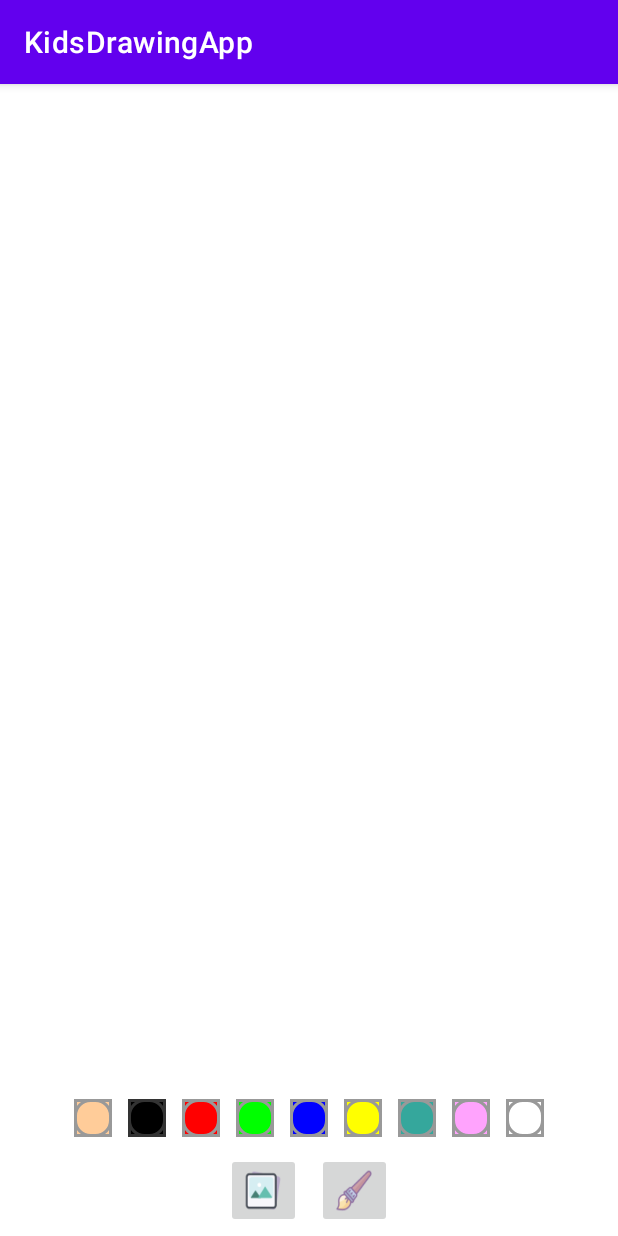
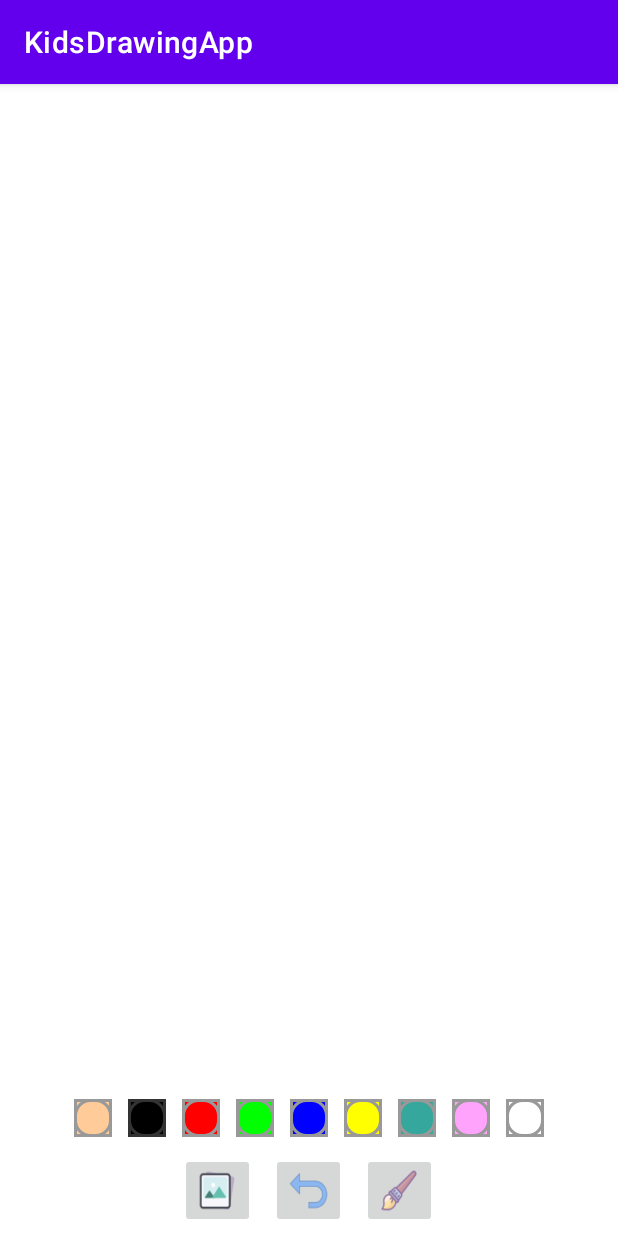
Before and after one commit to Jakarin-Jojo/KidsDrawingApp, an Android app: the screen it shows after launch (MainActivity), on a phone screen of 412 x 824 dp. Run offline under Robolectric (Android 15) with nearby library versions, the phone set to English and light mode, and no system bars.

Commit message:
:sparkles:Add an undo button and functionality :sparkles:

```diff
--- a/app/src/main/java/eu/tutorials/kidsdrawingapp/DrawingView.kt
+++ b/app/src/main/java/eu/tutorials/kidsdrawingapp/DrawingView.kt
@@ -15,13 +15,20 @@ class DrawingView(context: Context, attrs: AttributeSet) : View(context,attrs) {
     private var mCanvasPaint: Paint? = null
     private var mBrushSize: Float = 0.toFloat()
     private var color = Color.BLACK
+
     private var canvas: Canvas? = null
     private val mPaths =ArrayList<CustomPath>()
+    private val mUndoPaths =ArrayList<CustomPath>()
 
     init{
         setUpDrawing()
     }
-
+    fun onClickUndo(){
+        if(mPaths.size > 0){
+            mUndoPaths.add(mPaths.removeAt(mPaths.size - 1))
+            invalidate()
+        }
+    }
     private fun setUpDrawing() {
         mDrawPaint = Paint()
         mDrawPath = CustomPath(color, mBrushSize)
--- a/app/src/main/java/eu/tutorials/kidsdrawingapp/MainActivity.kt
+++ b/app/src/main/java/eu/tutorials/kidsdrawingapp/MainActivity.kt
@@ -75,6 +75,11 @@ class MainActivity : AppCompatActivity() {
             requestStoragePermission()
 
         }
+
+        val ibUndo :ImageButton = findViewById(R.id.ib_undo)
+        ibUndo.setOnClickListener{
+            drawingView?.onClickUndo()
+        }
     }
 
     private fun showBrushSizeChooserDialog(){
--- a/app/src/main/res/layout/activity_main.xml
+++ b/app/src/main/res/layout/activity_main.xml
@@ -149,6 +149,14 @@
             />
 
         <ImageButton
+            android:id="@+id/ib_undo"
+            android:layout_width="50dp"
+            android:layout_height="50dp"
+            android:layout_margin="5dp"
+            android:src="@drawable/ic_undo"
+            android:scaleType="fitXY"/>
+
+        <ImageButton
             android:id="@+id/ib_brush"
             android:layout_width="50dp"
             android:layout_height="50dp"
```
Also changed, not shown: app/src/main/res/drawable/ic_undo.png (added).
